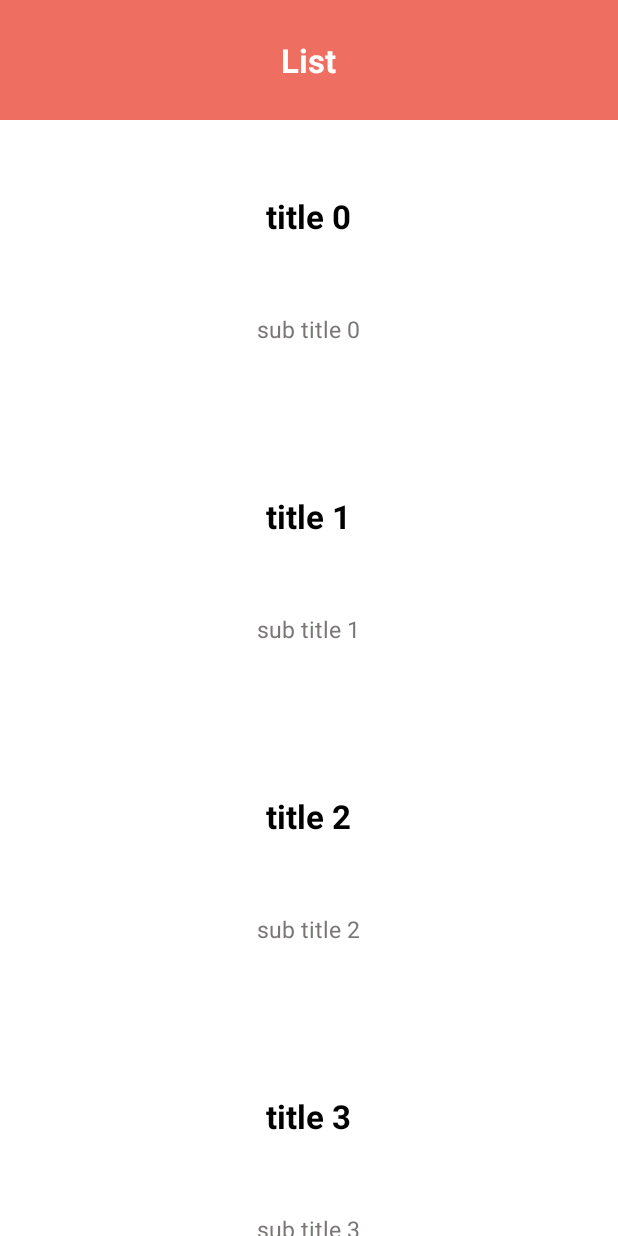
After one commit to DJSeokHo/AndroidKotlinTool, an Android app: the SHListActivity screen opened directly, with no data from a screen before it, on a phone screen of 412 x 824 dp. The commit adds this screen. Run offline under Robolectric (Android 15) with nearby library versions, the phone set to English and light mode, and no system bars.

Commit message:
add recycle view template

```diff
--- a/app/build.gradle
+++ b/app/build.gradle
@@ -29,6 +29,9 @@ dependencies {
     implementation 'com.android.support.constraint:constraint-layout:1.1.3'
     implementation 'com.android.support:support-v4:28.0.0'
     testImplementation 'junit:junit:4.12'
+
+    implementation 'com.android.support:recyclerview-v7:28.0.0'
+
     androidTestImplementation 'com.android.support.test:runner:1.0.2'
     androidTestImplementation 'com.android.support.test.espresso:espresso-core:3.0.2'
 }
--- a/app/src/main/java/com/swein/androidkotlintool/MainActivity.kt
+++ b/app/src/main/java/com/swein/androidkotlintool/MainActivity.kt
@@ -8,6 +8,7 @@ import com.swein.androidkotlintool.constants.Constants
 import com.swein.androidkotlintool.framework.util.activity.ActivityUtil
 import com.swein.androidkotlintool.framework.util.log.ILog
 import com.swein.androidkotlintool.framework.util.screen.ScreenUtil
+import com.swein.androidkotlintool.template.list.SHListActivity
 import com.swein.androidkotlintool.template.memeberjoin.MemberJoinTemplateActivity
 
 class MainActivity : FragmentActivity() {
@@ -17,6 +18,7 @@ class MainActivity : FragmentActivity() {
     }
 
     private var buttonLoginTemplate: Button? = null
+    private var buttonListTemplate: Button? = null
 
     override fun onCreate(savedInstanceState: Bundle?) {
         super.onCreate(savedInstanceState)
@@ -31,6 +33,7 @@ class MainActivity : FragmentActivity() {
 
     private fun findView() {
         buttonLoginTemplate = findViewById(R.id.buttonLoginTemplate)
+        buttonListTemplate = findViewById(R.id.buttonListTemplate)
     }
 
     private fun setListener() {
@@ -38,6 +41,12 @@ class MainActivity : FragmentActivity() {
         buttonLoginTemplate?.let {
             it.setOnClickListener {
                 ActivityUtil.startNewActivityWithoutFinish(this, MemberJoinTemplateActivity::class.java)
+            }
+        }
+
+        buttonListTemplate?.let {
+            it.setOnClickListener {
+                ActivityUtil.startNewActivityWithoutFinish(this, SHListActivity::class.java)
             }
         }
     }
--- /dev/null
+++ b/app/src/main/java/com/swein/androidkotlintool/template/list/SHListActivity.kt
@@ -0,0 +1,154 @@
+package com.swein.androidkotlintool.template.list
+
+import android.app.Activity
+import android.graphics.Color
+import android.os.Bundle
+import android.support.v4.widget.SwipeRefreshLayout
+import android.support.v7.widget.LinearLayoutManager
+import android.support.v7.widget.RecyclerView
+import android.view.View
+import android.widget.FrameLayout
+import android.widget.LinearLayout
+import com.swein.androidkotlintool.R
+import com.swein.androidkotlintool.constants.Constants
+import com.swein.androidkotlintool.framework.util.log.ILog
+import com.swein.androidkotlintool.framework.util.screen.ScreenUtil
+import com.swein.androidkotlintool.framework.util.thread.ThreadUtil
+import com.swein.androidkotlintool.template.list.adapter.SHListAdapter
+import com.swein.androidkotlintool.template.list.adapter.item.model.ItemDataModel
+import com.swein.androidkotlintool.template.navigationbar.NavigationBarTemplate
+
+class SHListActivity : Activity() {
+
+    companion object {
+        private const val TAG: String = "SHListActivity"
+    }
+
+    private var swipeRefreshLayout: SwipeRefreshLayout? = null
+    private var recyclerView: RecyclerView? = null
+    private var layoutManager: LinearLayoutManager? = null
+    private var shListAdapter: SHListAdapter? = null
+
+    private var frameLayoutNavigationContainer: FrameLayout? = null
+    private var frameLayoutProgress: FrameLayout? = null
+
+
+    override fun onCreate(savedInstanceState: Bundle?) {
+        super.onCreate(savedInstanceState)
+        setContentView(R.layout.activity_sh_list)
+
+        ScreenUtil.setTitleBarColor(this, Color.parseColor(Constants.APP_BASIC_THEME_COLOR))
+
+        findView()
+        initNavigationBar()
+        initList()
+        updateView()
+    }
+
+    private fun findView() {
+        swipeRefreshLayout = findViewById(R.id.swipeRefreshLayout)
+        recyclerView = findViewById(R.id.recyclerView)
+        frameLayoutNavigationContainer = findViewById(R.id.frameLayoutNavigationContainer)
+        frameLayoutProgress = findViewById(R.id.frameLayoutProgress)
+    }
+
+    private fun initNavigationBar() {
+        frameLayoutNavigationContainer?.addView(
+
+            NavigationBarTemplate(this).setDelegate(object: NavigationBarTemplate.NavigationBarTemplateDelegate {
+
+                override fun onLeftButtonClick() {
+
+                }
+
+                override fun onRightButtonClick() {
+
+                }
+            }).setTitle("List").hideRightButton().hideLeftButton().getView()
+        )
+    }
+
+    private fun initList() {
+
+        layoutManager = LinearLayoutManager(this)
+        shListAdapter = SHListAdapter()
+
+        swipeRefreshLayout?.setOnRefreshListener {
+
+            reload()
+
+            swipeRefreshLayout?.isRefreshing = false
+        }
+
+        recyclerView?.layoutManager = layoutManager
+        recyclerView?.adapter = shListAdapter
+
+        recyclerView?.addOnScrollListener(object: RecyclerView.OnScrollListener() {
+            override fun onScrollStateChanged(recyclerView: RecyclerView, newState: Int) {
+                super.onScrollStateChanged(recyclerView, newState)
+
+                /*  */
+//                val totalItemCount = recyclerView.layoutManager!!.itemCount
+//                val lastVisibleItemPosition =  layoutManager!!.findLastVisibleItemPosition()
+//
+//                if (newState == 0 && totalItemCount == lastVisibleItemPosition + 1) {
+//                    loadMore()
+//                }
+            }
+
+            override fun onScrolled(recyclerView: RecyclerView, dx: Int, dy: Int) {
+                super.onScrolled(recyclerView, dx, dy)
+
+                val totalItemCount = recyclerView.layoutManager!!.itemCount
+                val lastVisibleItemPosition =  layoutManager!!.findLastVisibleItemPosition()
+
+                if (totalItemCount == lastVisibleItemPosition + 2) {
+                    loadMore()
+                }
+            }
+        })
+    }
+
+    private fun updateView() {
+        loadMore()
+    }
+
+    private fun showProgress() {
+        frameLayoutProgress?.visibility = View.VISIBLE
+    }
+
+    private fun hideProgress() {
+        frameLayoutProgress?.visibility = View.GONE
+    }
+
+    private fun loadMore() {
+
+        showProgress()
+
+        ThreadUtil.startThread(Runnable {
+            shListAdapter?.loadMore()
+
+            ThreadUtil.startUIThread(1000, Runnable {
+                shListAdapter?.notifyDataSetChanged()
+                hideProgress()
+            })
+        })
+    }
+
+    private fun reload() {
+
+        showProgress()
+
+        ThreadUtil.startThread(Runnable {
+            shListAdapter?.reload()
+
+            ThreadUtil.startUIThread(1500, Runnable {
+                shListAdapter?.notifyDataSetChanged()
+                hideProgress()
+            })
+        })
+
+    }
+
+
+}
--- /dev/null
+++ b/app/src/main/java/com/swein/androidkotlintool/template/list/adapter/SHListAdapter.kt
@@ -0,0 +1,72 @@
+package com.swein.androidkotlintool.template.list.adapter
+
+import android.support.v7.widget.RecyclerView
+import android.view.LayoutInflater
+import android.view.ViewGroup
+import com.swein.androidkotlintool.R
+import com.swein.androidkotlintool.framework.util.log.ILog
+import com.swein.androidkotlintool.template.list.adapter.item.model.ItemDataModel
+import com.swein.androidkotlintool.template.list.adapter.item.viewholder.ItemViewHolder
+
+class SHListAdapter: RecyclerView.Adapter<ItemViewHolder> {
+
+    companion object {
+        private const val TAG = "SHListAdapter"
+    }
+
+
+    private var mutableList: MutableList<ItemDataModel> = mutableListOf()
+
+    constructor() {
+    }
+
+
+    override fun onCreateViewHolder(p0: ViewGroup, p1: Int): ItemViewHolder {
+        val view = LayoutInflater.from(p0.context).inflate(R.layout.view_holder_sh_list_item, p0, false)
+        return ItemViewHolder(view)
+    }
+
+    override fun getItemCount(): Int {
+        return mutableList.size
+    }
+
+    override fun onBindViewHolder(p0: ItemViewHolder, p1: Int) {
+        if(p0 is ItemViewHolder) {
+
+            val itemViewHolder = p0
+
+            itemViewHolder.setItemViewHolderDelegate(object: ItemViewHolder.ItemViewHolderDelegate {
+                override fun onItemViewHolderClicked(itemDataModel: ItemDataModel) {
+                    ILog.debug(TAG, itemDataModel)
+                }
+            })
+
+            itemViewHolder.setItemDataModel(mutableList[p1])
+            itemViewHolder.updateView()
+        }
+
+    }
+
+    fun loadMore() {
+        this.mutableList.addAll(createTempData(mutableList.size, 10))
+    }
+
+    fun reload() {
+        this.mutableList.clear()
+        this.mutableList.addAll(createTempData(0, 10))
+    }
+
+
+    private fun createTempData(offset: Int, limit: Int): MutableList<ItemDataModel> {
+        val list: MutableList<ItemDataModel> = mutableListOf()
+
+        var itemDataModel: ItemDataModel
+        for(i in offset..(offset + limit)) {
+            itemDataModel = ItemDataModel("title $i", "sub title $i")
+            list.add(itemDataModel)
+        }
+
+        return list
+    }
+
+}
--- /dev/null
+++ b/app/src/main/java/com/swein/androidkotlintool/template/list/adapter/item/model/ItemDataModel.kt
@@ -0,0 +1,3 @@
+package com.swein.androidkotlintool.template.list.adapter.item.model
+
+data class ItemDataModel(val title: String, val subTitle: String)
--- /dev/null
+++ b/app/src/main/java/com/swein/androidkotlintool/template/list/adapter/item/viewholder/ItemViewHolder.kt
@@ -0,0 +1,54 @@
+package com.swein.androidkotlintool.template.list.adapter.item.viewholder
+
+import android.support.v7.widget.RecyclerView
+import android.view.View
+import android.widget.TextView
+import com.swein.androidkotlintool.R
+import com.swein.androidkotlintool.template.list.adapter.item.model.ItemDataModel
+import java.lang.ref.WeakReference
+
+class ItemViewHolder(itemView: View) : RecyclerView.ViewHolder(itemView) {
+
+    interface ItemViewHolderDelegate {
+        fun onItemViewHolderClicked(itemDataModel: ItemDataModel)
+    }
+
+    private var view: WeakReference<View> = WeakReference(itemView)
+
+    private var textViewTitle: TextView? = null
+    private var textViewSubTitle: TextView? = null
+
+    private var itemViewHolderDelegate: ItemViewHolderDelegate? = null
+    private var itemDataModel: ItemDataModel? = null
+
+    init {
+        findView()
+        setListener()
+    }
+
+    fun setItemViewHolderDelegate(itemViewHolderDelegate: ItemViewHolderDelegate) {
+        this.itemViewHolderDelegate = itemViewHolderDelegate
+    }
+
+    fun setItemDataModel(itemDataModel: ItemDataModel) {
+        this.itemDataModel = itemDataModel
+    }
+
+    private fun findView() {
+        textViewTitle = view.get()?.findViewById(R.id.textViewTitle)
+        textViewSubTitle = view.get()?.findViewById(R.id.textViewSubTitle)
+    }
+
+    private fun setListener() {
+        view.get()?.setOnClickListener{
+            itemDataModel?.let {
+                itemViewHolderDelegate?.onItemViewHolderClicked(it)
+            }
+        }
+    }
+
+    fun updateView() {
+        textViewTitle?.text = itemDataModel?.title
+        textViewSubTitle?.text = itemDataModel?.subTitle
+    }
+}
--- /dev/null
+++ b/app/src/main/java/com/swein/androidkotlintool/template/pattern/singleton/Singleton.kt
@@ -0,0 +1,13 @@
+package com.swein.androidkotlintool.template.pattern.singleton
+
+import com.swein.androidkotlintool.framework.util.log.ILog
+
+object Singleton {
+
+    private const val TAG: String = "Singleton"
+
+    fun test() {
+        ILog.debug(TAG, "test")
+    }
+
+}
--- a/app/src/main/res/layout/activity_main.xml
+++ b/app/src/main/res/layout/activity_main.xml
@@ -27,6 +27,16 @@
                     android:layout_width="match_parent"
                     android:layout_height="wrap_content"/>
 
+                <Button
+                        android:textAllCaps="false"
+                        android:background="@color/white"
+                        android:layout_margin="5dp"
+                        android:id="@+id/buttonListTemplate"
+                        android:textSize="10pt"
+                        android:text="List Sample"
+                        android:layout_width="match_parent"
+                        android:layout_height="wrap_content"/>
+
             </LinearLayout>
 
         </ScrollView>
--- /dev/null
+++ b/app/src/main/res/layout/activity_sh_list.xml
@@ -0,0 +1,44 @@
+<?xml version="1.0" encoding="utf-8"?>
+<FrameLayout
+		xmlns:android="http://schemas.android.com/apk/res/android"
+		xmlns:tools="http://schemas.android.com/tools"
+		xmlns:app="http://schemas.android.com/apk/res-auto"
+		android:layout_width="match_parent"
+		android:layout_height="match_parent"
+		tools:context=".template.list.SHListActivity"
+		android:background="@color/white">
+
+
+	<FrameLayout android:layout_width="match_parent" android:layout_height="match_parent"
+		android:layout_marginTop="80dp">
+
+		<android.support.v4.widget.SwipeRefreshLayout
+				android:layout_width="match_parent"
+				android:layout_height="match_parent"
+			android:id="@+id/swipeRefreshLayout">
+
+			<android.support.v7.widget.RecyclerView
+					android:id="@+id/recyclerView"
+					android:layout_width="match_parent"
+			        android:layout_height="match_parent"/>
+
+		</android.support.v4.widget.SwipeRefreshLayout>
+
+	</FrameLayout>
+
+	<FrameLayout
+			android:id="@+id/frameLayoutNavigationContainer"
+			android:layout_width="match_parent" android:layout_height="80dp"/>
+
+	<FrameLayout android:layout_width="match_parent" android:layout_height="match_parent"
+	             android:background="@color/progress_bar_bg"
+	             android:id="@+id/frameLayoutProgress"
+	             android:clickable="true"
+	             android:layout_marginTop="80dp"
+	             android:visibility="gone" android:focusable="true">
+
+		<ProgressBar android:layout_width="wrap_content" android:layout_height="wrap_content"
+		android:layout_gravity="center"/>
+	</FrameLayout>
+
+</FrameLayout>
--- /dev/null
+++ b/app/src/main/res/layout/view_holder_sh_list_item.xml
@@ -0,0 +1,32 @@
+<?xml version="1.0" encoding="utf-8"?>
+<FrameLayout
+		xmlns:android="http://schemas.android.com/apk/res/android"
+		android:layout_width="match_parent"
+		android:layout_height="wrap_content"
+		android:background="@color/white">
+
+		<FrameLayout android:layout_width="match_parent" android:layout_height="200dp">
+			<LinearLayout android:layout_width="match_parent" android:layout_height="wrap_content"
+			              android:layout_gravity="center"
+			android:orientation="vertical">
+
+				<TextView android:layout_width="wrap_content" android:layout_height="wrap_content"
+					android:id="@+id/textViewTitle"
+					android:textColor="@color/black"
+					android:textSize="10pt"
+					android:textStyle="bold"
+				          android:layout_marginBottom="50dp"
+				          android:layout_gravity="center"
+					/>
+
+				<TextView android:layout_width="wrap_content" android:layout_height="wrap_content"
+				          android:id="@+id/textViewSubTitle"
+				          android:textColor="@color/gray"
+				          android:textSize="7pt"
+				          android:layout_gravity="center"
+				/>
+
+			</LinearLayout>
+		</FrameLayout>
+
+</FrameLayout>
```
Also changed, not shown: app/src/main/AndroidManifest.xml (+5 -3 lines).
